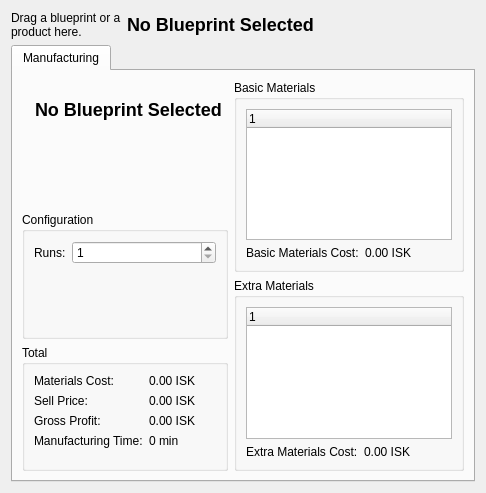
This is blueprintcalculatorwidget.ui in yznpku/bevel as Qt 5 draws it before an edit. The edited form follows.
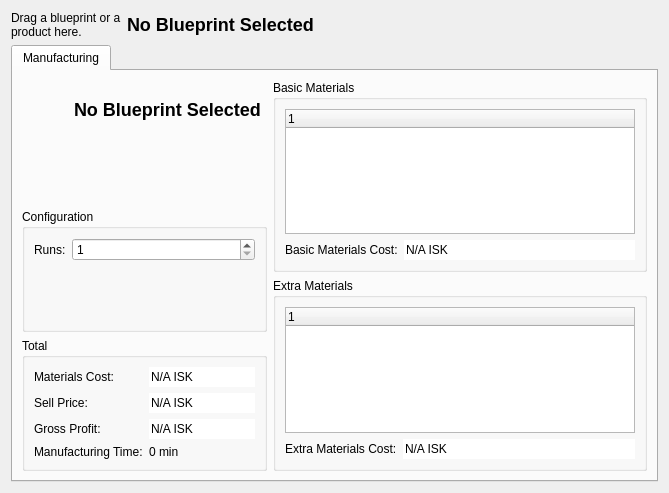
This is the edited form. Custom widgets are drawn as their Qt base class.

Commit message:
Replace QLabels with read-only QLineEdits in BlueprintCalculatorWidget to avoid freeze and flickers during price updates.
Rearrange layout of MainWindow.

```diff
--- a/blueprintcalculatorwidget.ui
+++ b/blueprintcalculatorwidget.ui
@@ -6,7 +6,7 @@
    <rect>
     <x>0</x>
     <y>0</y>
-    <width>486</width>
+    <width>669</width>
     <height>493</height>
    </rect>
   </property>
@@ -64,9 +64,12 @@
       <attribute name="title">
        <string>Manufacturing</string>
       </attribute>
-      <layout class="QHBoxLayout" name="horizontalLayout_3">
+      <layout class="QHBoxLayout" name="horizontalLayout_3" stretch="0,1">
        <item>
         <layout class="QVBoxLayout" name="manufacturingVerticalLayout">
+         <property name="sizeConstraint">
+          <enum>QLayout::SetMaximumSize</enum>
+         </property>
          <item>
           <layout class="QHBoxLayout" name="productHorizontalLayout">
            <item>
@@ -154,20 +157,6 @@
               </property>
              </widget>
             </item>
-            <item row="0" column="1">
-             <widget class="QLabel" name="materialsCostLabel">
-              <property name="text">
-               <string>0.00 ISK</string>
-              </property>
-             </widget>
-            </item>
-            <item row="1" column="1">
-             <widget class="QLabel" name="sellPriceLabel">
-              <property name="text">
-               <string>0.00 ISK</string>
-              </property>
-             </widget>
-            </item>
             <item row="2" column="0">
              <widget class="QLabel" name="label_12">
               <property name="text">
@@ -175,13 +164,6 @@
               </property>
              </widget>
             </item>
-            <item row="2" column="1">
-             <widget class="QLabel" name="profitLabel">
-              <property name="text">
-               <string>0.00 ISK</string>
-              </property>
-             </widget>
-            </item>
             <item row="3" column="0">
              <widget class="QLabel" name="label_14">
               <property name="text">
@@ -196,6 +178,60 @@
               </property>
              </widget>
             </item>
+            <item row="0" column="1">
+             <widget class="QLineEdit" name="materialsCostLabel">
+              <property name="enabled">
+               <bool>true</bool>
+              </property>
+              <property name="minimumSize">
+               <size>
+                <width>100</width>
+                <height>0</height>
+               </size>
+              </property>
+              <property name="text">
+               <string notr="true">N/A ISK</string>
+              </property>
+              <property name="frame">
+               <bool>false</bool>
+              </property>
+              <property name="readOnly">
+               <bool>true</bool>
+              </property>
+             </widget>
+            </item>
+            <item row="1" column="1">
+             <widget class="QLineEdit" name="sellPriceLabel">
+              <property name="minimumSize">
+               <size>
+                <width>100</width>
+                <height>0</height>
+               </size>
+              </property>
+              <property name="text">
+               <string notr="true">N/A ISK</string>
+              </property>
+              <property name="frame">
+               <bool>false</bool>
+              </property>
+              <property name="readOnly">
+               <bool>true</bool>
+              </property>
+             </widget>
+            </item>
+            <item row="2" column="1">
+             <widget class="QLineEdit" name="profitLabel">
+              <property name="text">
+               <string notr="true">N/A ISK</string>
+              </property>
+              <property name="frame">
+               <bool>false</bool>
+              </property>
+              <property name="readOnly">
+               <bool>true</bool>
+              </property>
+             </widget>
+            </item>
            </layout>
           </widget>
          </item>
@@ -223,6 +259,9 @@
             </item>
             <item>
              <layout class="QFormLayout" name="formLayout_3">
+              <property name="formAlignment">
+               <set>Qt::AlignLeading|Qt::AlignLeft|Qt::AlignTop</set>
+              </property>
               <item row="0" column="0">
                <widget class="QLabel" name="label_3">
                 <property name="text">
@@ -231,9 +270,15 @@
                </widget>
               </item>
               <item row="0" column="1">
-               <widget class="QLabel" name="basicMaterialsCostLabel">
+               <widget class="QLineEdit" name="basicMaterialsCostLabel">
                 <property name="text">
-                 <string>0.00 ISK</string>
+                 <string notr="true">N/A ISK</string>
+                </property>
+                <property name="frame">
+                 <bool>false</bool>
+                </property>
+                <property name="readOnly">
+                 <bool>true</bool>
                 </property>
                </widget>
               </item>
@@ -262,6 +307,9 @@
             </item>
             <item>
              <layout class="QFormLayout" name="formLayout_4">
+              <property name="formAlignment">
+               <set>Qt::AlignLeading|Qt::AlignLeft|Qt::AlignTop</set>
+              </property>
               <item row="0" column="0">
                <widget class="QLabel" name="label_6">
                 <property name="text">
@@ -270,9 +318,15 @@
                </widget>
               </item>
               <item row="0" column="1">
-               <widget class="QLabel" name="extraMaterialsCostLabel">
+               <widget class="QLineEdit" name="extraMaterialsCostLabel">
                 <property name="text">
-                 <string>0.00 ISK</string>
+                 <string notr="true">N/A ISK</string>
+                </property>
+                <property name="frame">
+                 <bool>false</bool>
+                </property>
+                <property name="readOnly">
+                 <bool>true</bool>
                 </property>
                </widget>
               </item>
```
The commit also changes 3 other files.
